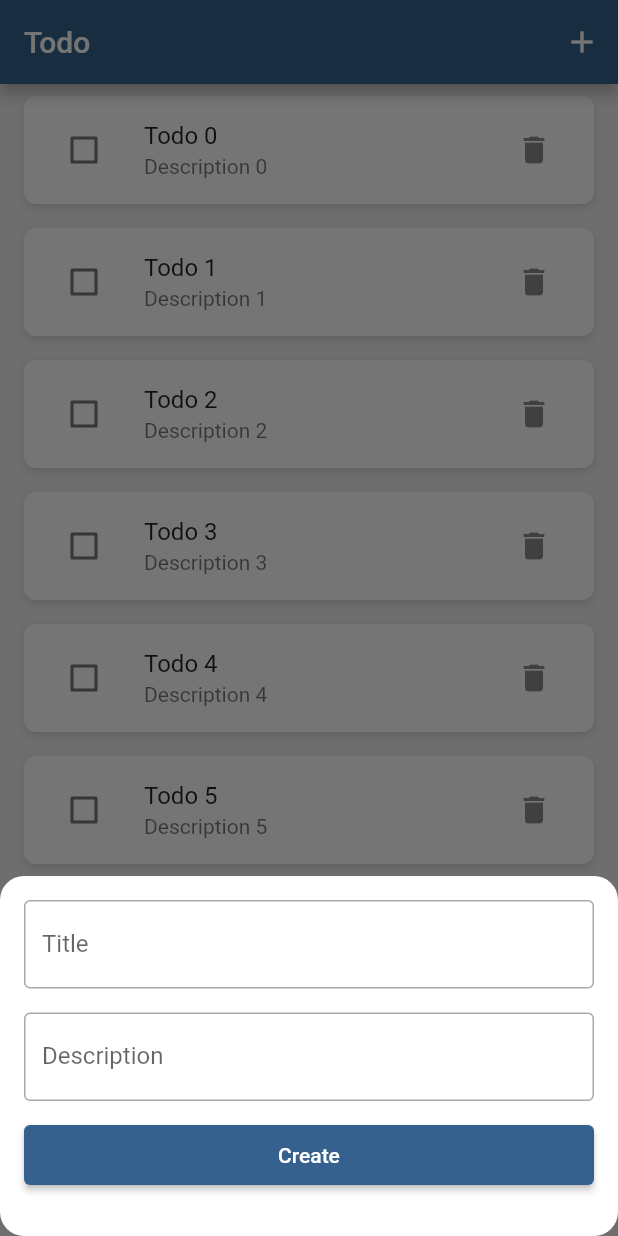
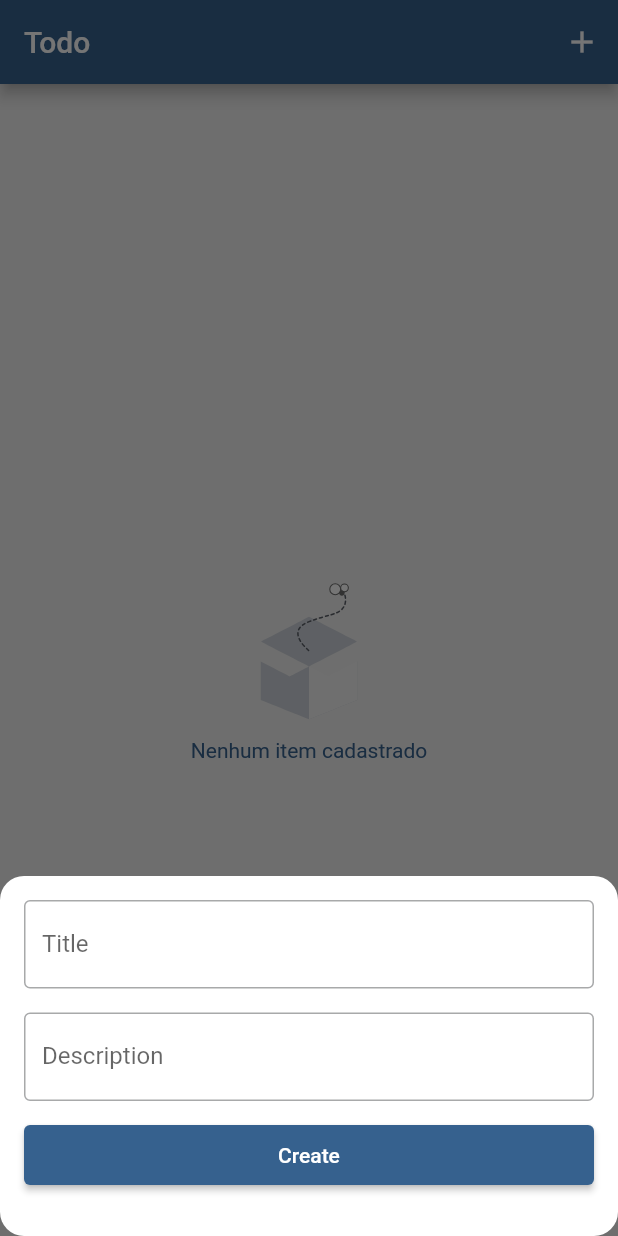
Before and after one commit to camposmichel/flutter-treinamento, a Flutter app: the screen it shows after launch, after a tap on the "add" icon, on a phone screen of 412 x 824 dp. Run offline on Flutter 3.47's test engine with Material 2 defaults, Android fonts, the phone set to English and light mode, and no system bars; our stand-ins replace flutter_bloc, lottie.

Commit message:
feat: todo + cubit

```diff
--- /dev/null
+++ b/lib/cubits/cubit_providers.dart
@@ -0,0 +1,8 @@
+import 'package:flutter_bloc/flutter_bloc.dart';
+import 'package:todo/cubits/todo/todo_cubit.dart';
+
+class CubitProvivers {
+  static final List<BlocProvider> instancies = [
+    BlocProvider<TodoCubit>(create: (_) => TodoCubit()),
+  ];
+}
--- /dev/null
+++ b/lib/cubits/todo/todo_state.dart
@@ -0,0 +1,15 @@
+part of 'todo_cubit.dart';
+
+class TodoState {
+  final List<TodoModel> list;
+
+  TodoState({
+    this.list = const [],
+  });
+
+  TodoState copyWith({List<TodoModel>? list}) {
+    return TodoState(
+      list: list ?? this.list,
+    );
+  }
+}
--- a/lib/main.dart
+++ b/lib/main.dart
@@ -1,4 +1,6 @@
 import 'package:flutter/material.dart';
+import 'package:flutter_bloc/flutter_bloc.dart';
+import 'package:todo/cubits/cubit_providers.dart';
 import 'package:todo/routes.dart';
 import 'package:todo/ui/app_theme.dart';
 
@@ -11,12 +13,15 @@ class MyApp extends StatelessWidget {
 
   @override
   Widget build(BuildContext context) {
-    return MaterialApp(
-      debugShowCheckedModeBanner: false,
-      title: 'Flutter Demo',
-      theme: AppTheme.themeData,
-      routes: Routes.routes,
-      initialRoute: Routes.home,
+    return MultiBlocProvider(
+      providers: CubitProvivers.instancies,
+      child: MaterialApp(
+        debugShowCheckedModeBanner: false,
+        title: 'Flutter Demo',
+        theme: AppTheme.themeData,
+        routes: Routes.routes,
+        initialRoute: Routes.home,
+      ),
     );
   }
 }
--- /dev/null
+++ b/lib/models/todo_model.dart
@@ -0,0 +1,13 @@
+class TodoModel {
+  final String id;
+  final String title;
+  bool isChecked;
+  final String? description;
+
+  TodoModel({
+    required this.id,
+    required this.title,
+    this.isChecked = false,
+    this.description,
+  });
+}
--- a/lib/pages/home_page.dart
+++ b/lib/pages/home_page.dart
@@ -1,5 +1,8 @@
 import 'package:flutter/material.dart';
+import 'package:flutter_bloc/flutter_bloc.dart';
 import 'package:lottie/lottie.dart';
+import 'package:todo/cubits/todo/todo_cubit.dart';
+import 'package:todo/models/todo_model.dart';
 import 'package:todo/ui/app_theme.dart';
 
 class HomePage extends StatefulWidget {
@@ -22,10 +25,16 @@ class _HomePageState extends State<HomePage> {
           ),
         ],
       ),
-      // body: emptyList,
-      body: ListView.builder(
-        itemCount: 20,
+      body: BlocBuilder<TodoCubit, TodoState>(
+        builder: (_, state) {
+          if (state.list.isEmpty) {
+            return emptyList;
+          }
+
+          return ListView.builder(
+            itemCount: state.list.length,
             itemBuilder: (_, int index) {
+              final todo = state.list[index];
               return Container(
                 margin: const EdgeInsets.symmetric(horizontal: 16, vertical: 8),
                 decoration: BoxDecoration(
@@ -40,17 +49,20 @@ class _HomePageState extends State<HomePage> {
                   color: Colors.white,
                 ),
                 child: ListTile(
-              title: Text('Todo $index'),
-              subtitle: Text('Description $index'),
+                  title: Text(todo.title),
+                  subtitle: Text(todo.description ?? ''),
                   leading: Checkbox(
-                value: false,
-                onChanged: (value) {},
+                    value: todo.isChecked,
+                    onChanged: (value) =>
+                        context.read<TodoCubit>().toggle(todo.id),
                   ),
                   trailing: IconButton(
                     icon: const Icon(Icons.delete),
-                onPressed: openConfirmDelete,
+                    onPressed: () => openConfirmDelete(todo),
                   ),
                 ),
+              );
+            },
           );
         },
       ),
@@ -76,6 +88,9 @@ class _HomePageState extends State<HomePage> {
   }
 
   void openCreateModal() {
+    final titleCtrl = TextEditingController();
+    final descriptionCtrl = TextEditingController();
+
     showModalBottomSheet(
       context: context,
       builder: (_) {
@@ -88,15 +103,17 @@ class _HomePageState extends State<HomePage> {
           ),
           child: Column(
             children: [
-              const TextField(
-                decoration: InputDecoration(
+              TextField(
+                controller: titleCtrl,
+                decoration: const InputDecoration(
                   border: OutlineInputBorder(),
                   labelText: 'Title',
                 ),
               ),
               const SizedBox(height: 16),
-              const TextField(
-                decoration: InputDecoration(
+              TextField(
+                controller: descriptionCtrl,
+                decoration: const InputDecoration(
                   border: OutlineInputBorder(),
                   labelText: 'Description',
                 ),
@@ -106,8 +123,16 @@ class _HomePageState extends State<HomePage> {
                 width: double.maxFinite,
                 height: 40,
                 child: ElevatedButton(
-                  onPressed: () {},
                   child: const Text('Create'),
+                  onPressed: () {
+                    Navigator.pop(_);
+                    context
+                        .read<TodoCubit>() //
+                        .add(
+                          title: titleCtrl.text,
+                          description: descriptionCtrl.text,
+                        );
+                  },
                 ),
               ),
             ],
@@ -117,7 +142,7 @@ class _HomePageState extends State<HomePage> {
     );
   }
 
-  void openConfirmDelete() {
+  void openConfirmDelete(TodoModel todo) {
     showDialog(
       context: context,
       builder: (_) {
@@ -126,11 +151,14 @@ class _HomePageState extends State<HomePage> {
           content: const Text('Are you sure you want to delete this todo?'),
           actions: [
             TextButton(
-              onPressed: () {},
+              onPressed: () => Navigator.pop(_),
               child: const Text('Cancel'),
             ),
             TextButton(
-              onPressed: () {},
+              onPressed: () {
+                context.read<TodoCubit>().remove(todo.id);
+                Navigator.pop(_);
+              },
               child: const Text('Delete'),
             ),
           ],
--- a/pubspec.yaml
+++ b/pubspec.yaml
@@ -35,6 +35,8 @@ dependencies:
   # Use with the CupertinoIcons class for iOS style icons.
   cupertino_icons: ^1.0.2
   lottie: ^2.6.0
+  flutter_bloc: ^8.1.3
+  uuid: ^4.0.0
 
 dev_dependencies:
   flutter_test:
```
Also changed, not shown: lib/cubits/todo/todo_cubit.dart (added, +38 -0 lines), pubspec.lock. Lines whose indentation alone changed are shown as unchanged.
